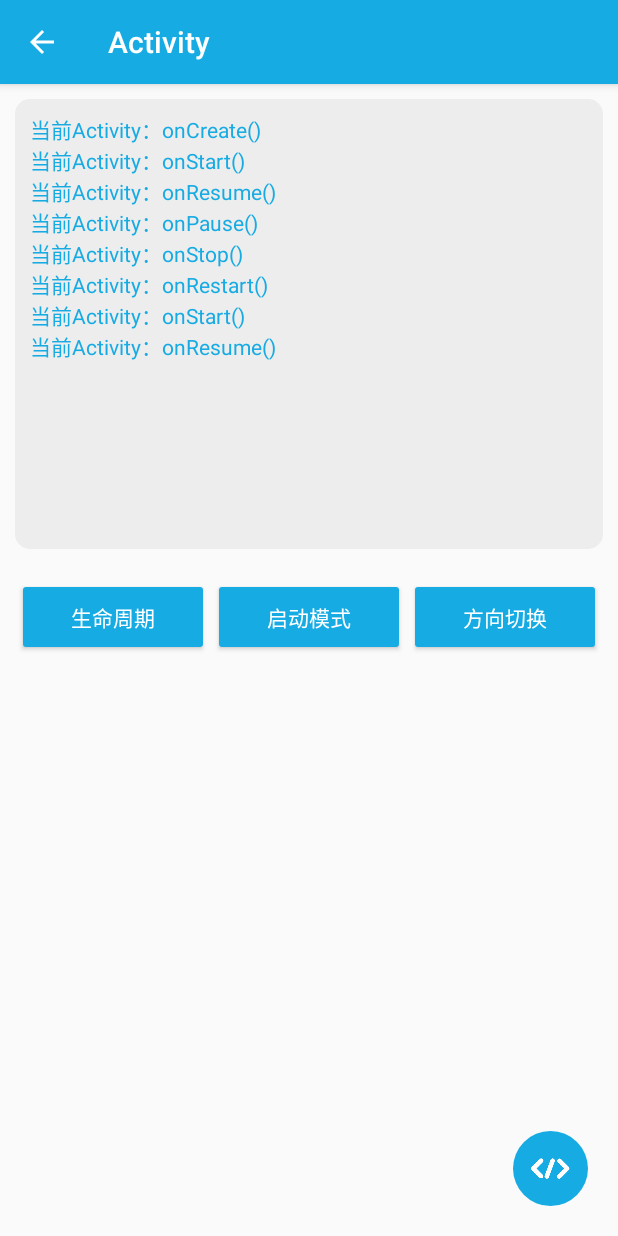
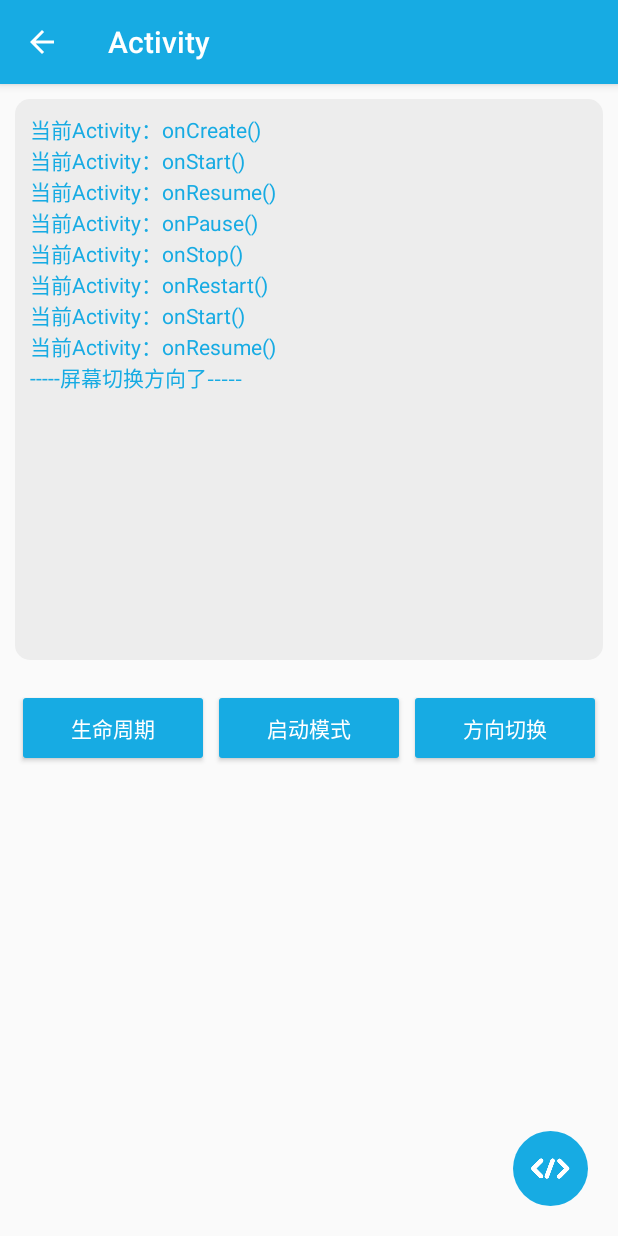
Before and after one commit to 18518373576/androidDevelopHelper, an Android app: the ActivityAnalysisActivity screen opened directly, with no data from a screen before it, after a tap on "方向切换", on a phone screen of 412 x 824 dp. Run offline under Robolectric (Android 15) with nearby library versions, the phone set to English and light mode, and no system bars; our stand-ins replace ButterKnife; 2 other taps on this screen came first.

Commit message:
屏幕方向切换

```diff
--- a/DeveloperHelper/developerandroidx/src/main/java/com/example/developerandroidx/ui/android/activity/ActivityAnalysisActivity.java
+++ b/DeveloperHelper/developerandroidx/src/main/java/com/example/developerandroidx/ui/android/activity/ActivityAnalysisActivity.java
@@ -1,12 +1,16 @@
 package com.example.developerandroidx.ui.android.activity;
 
-import android.content.Intent;
+import android.annotation.SuppressLint;
+import android.content.pm.ActivityInfo;
 import android.os.Bundle;
 import android.view.View;
-import android.widget.Button;
+import android.widget.ImageView;
+import android.widget.ScrollView;
 import android.widget.TextView;
 
 import androidx.annotation.Nullable;
+import androidx.lifecycle.Observer;
+import androidx.lifecycle.ViewModelProviders;
 
 import com.example.developerandroidx.R;
 import com.example.developerandroidx.base.BaseActivity;
@@ -19,8 +23,13 @@ public class ActivityAnalysisActivity extends BaseActivity {
 
     @BindView(R.id.tv_print)
     TextView tv_print;
+    @BindView(R.id.sv_show_data)
+    ScrollView sv_show_data;
+    @BindView(R.id.iv_codes)
+    ImageView iv_codes;
 
     private String TAG = "当前Activity";
+    private ActivityAnalysisViewModel viewModel;
 
     @Override
     protected int bindLayout() {
@@ -31,19 +40,47 @@ public class ActivityAnalysisActivity extends BaseActivity {
     protected void initView() {
         super.initView();
         actionBar.setTitle("Activity");
+        if (getRequestedOrientation() == ActivityInfo.SCREEN_ORIENTATION_LANDSCAPE) {
+            iv_codes.setVisibility(View.GONE);
+        } else {
+            iv_codes.setVisibility(View.VISIBLE);
+        }
     }
 
+    @Override
+    protected void initData() {
+        super.initData();
+        //因为切换横竖屏，activity会销毁重建，为了保存记录生命周期数据，使用不会随着activity生命周期销毁的LiveData来保存数据
+        viewModel = ViewModelProviders.of(this).get(ActivityAnalysisViewModel.class);
+        //观察LiveData数据变化，并把变化打印
+        viewModel.getLifecycleBuffer().observe(this, new Observer<StringBuffer>() {
+            @Override
+            public void onChanged(StringBuffer stringBuffer) {
+                if (tv_print != null) {
+                    tv_print.setText(stringBuffer.toString());
+                }
+            }
+        });
+    }
+
+    @SuppressLint("SourceLockedOrientationActivity")
     @OnClick({R.id.btn_lifecyle, R.id.btn_start_up_mode, R.id.btn_orientation_change})
     public void click(View v) {
         switch (v.getId()) {
-            case R.id.btn_lifecyle:
+            case R.id.btn_lifecyle://生命周期
                 RouteUtil.goTo(context, RouteUtil.getDestination(DialogTestctivity.class));
                 break;
-            case R.id.btn_start_up_mode:
+            case R.id.btn_start_up_mode://启动模式
 
                 break;
-            case R.id.btn_orientation_change:
+            case R.id.btn_orientation_change://横竖屏切换
 
+                viewModel.onLifecyleChanged("-----屏幕切换方向了-----\n");
+                if (getRequestedOrientation() == ActivityInfo.SCREEN_ORIENTATION_LANDSCAPE) {
+                    setRequestedOrientation(ActivityInfo.SCREEN_ORIENTATION_PORTRAIT);
+                } else {
+                    setRequestedOrientation(ActivityInfo.SCREEN_ORIENTATION_LANDSCAPE);
+                }
                 break;
         }
     }
@@ -51,36 +88,43 @@ public class ActivityAnalysisActivity extends BaseActivity {
     @Override
     protected void onCreate(@Nullable Bundle savedInstanceState) {
         super.onCreate(savedInstanceState);
-        tv_print.append(TAG + "：onCreate()\n");
+        viewModel.onLifecyleChanged(TAG + "：onCreate()\n");
     }
 
     @Override
     protected void onStart() {
         super.onStart();
-        tv_print.append(TAG + "：onStart()\n");
+        viewModel.onLifecyleChanged(TAG + "：onStart()\n");
     }
 
     @Override
     protected void onResume() {
         super.onResume();
-        tv_print.append(TAG + "：onResume()\n");
+        viewModel.onLifecyleChanged(TAG + "：onResume()\n");
     }
 
     @Override
     protected void onPause() {
         super.onPause();
-        tv_print.append(TAG + "：onPause()\n");
+        viewModel.onLifecyleChanged(TAG + "：onPause()\n");
     }
 
     @Override
     protected void onStop() {
         super.onStop();
-        tv_print.append(TAG + "：onStop()\n");
+        viewModel.onLifecyleChanged(TAG + "：onStop()\n");
     }
 
     @Override
     protected void onRestart() {
         super.onRestart();
-        tv_print.append(TAG + "：onRestart()\n");
+        viewModel.onLifecyleChanged(TAG + "：onRestart()\n");
+    }
+
+    @Override
+    public void onDestroy() {
+        //在onDestroy之前存入数据
+        viewModel.onLifecyleChanged(TAG + "：onDestroy()\n");
+        super.onDestroy();
     }
 }
--- /dev/null
+++ b/DeveloperHelper/developerandroidx/src/main/java/com/example/developerandroidx/ui/android/activity/ActivityAnalysisViewModel.java
@@ -0,0 +1,31 @@
+package com.example.developerandroidx.ui.android.activity;
+
+import androidx.lifecycle.LiveData;
+import androidx.lifecycle.MediatorLiveData;
+import androidx.lifecycle.ViewModel;
+
+/**
+ * Date: 2020/5/6 21:26
+ * 参考:
+ * 描述:
+ */
+public class ActivityAnalysisViewModel extends ViewModel {
+
+    private StringBuffer buffer;
+    private MediatorLiveData<StringBuffer> liveDataBuffer;
+
+    public ActivityAnalysisViewModel() {
+        buffer = new StringBuffer();
+        liveDataBuffer = new MediatorLiveData<>();
+        liveDataBuffer.setValue(buffer);
+    }
+
+    public void onLifecyleChanged(String lyfecyleInfo) {
+        buffer.append(lyfecyleInfo);
+        liveDataBuffer.setValue(buffer);
+    }
+
+    public LiveData<StringBuffer> getLifecycleBuffer() {
+        return liveDataBuffer;
+    }
+}
--- a/DeveloperHelper/developerandroidx/src/main/res/layout/activity_analysis_activity.xml
+++ b/DeveloperHelper/developerandroidx/src/main/res/layout/activity_analysis_activity.xml
@@ -1,5 +1,6 @@
 <?xml version="1.0" encoding="utf-8"?>
 <RelativeLayout xmlns:android="http://schemas.android.com/apk/res/android"
+    xmlns:app="http://schemas.android.com/apk/res-auto"
     xmlns:tools="http://schemas.android.com/tools"
     android:layout_width="match_parent"
     android:layout_height="match_parent"
@@ -11,9 +12,11 @@
         android:orientation="vertical">
 
         <ScrollView
+            android:id="@+id/sv_show_data"
             android:layout_width="match_parent"
-            android:layout_height="@dimen/dp300"
+            android:layout_height="@dimen/dp100"
             android:layout_margin="@dimen/dp10"
+            android:layout_weight="1"
             android:background="@drawable/bg_dark_white"
             android:padding="@dimen/dp10">
 
@@ -28,7 +31,8 @@
 
         <LinearLayout
             android:layout_width="match_parent"
-            android:layout_height="wrap_content"
+            android:layout_height="@dimen/dp100"
+            android:layout_weight="1"
             android:orientation="vertical"
             android:padding="@dimen/dp10">
 
```
Also changed, not shown: 1 other file.
